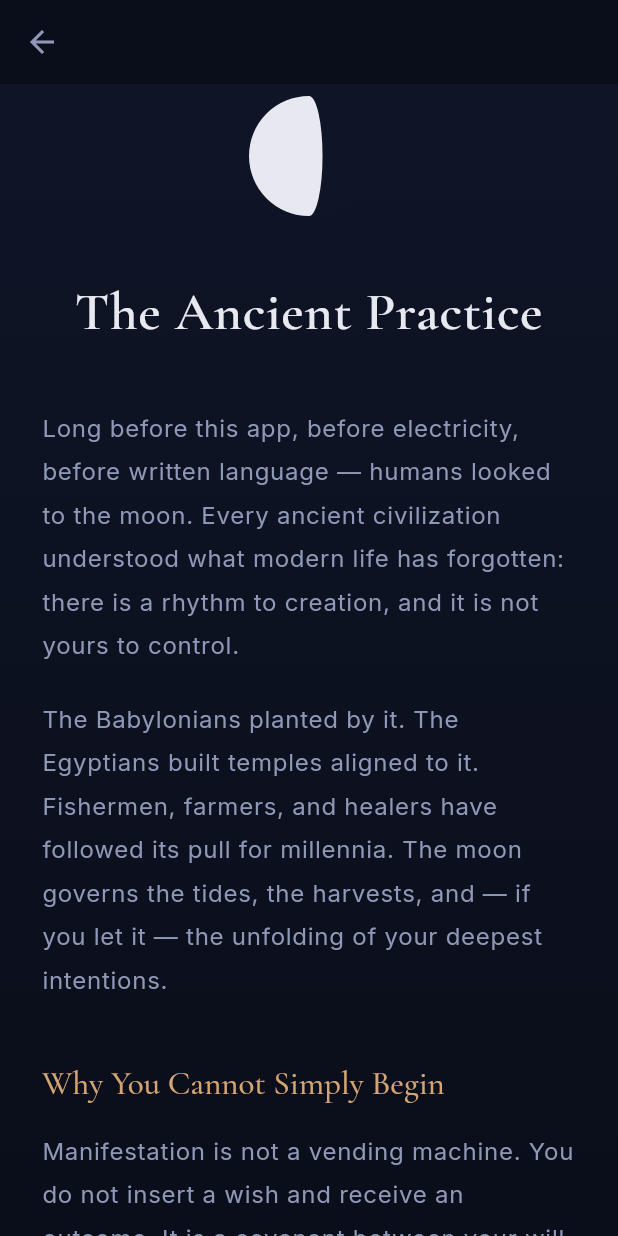
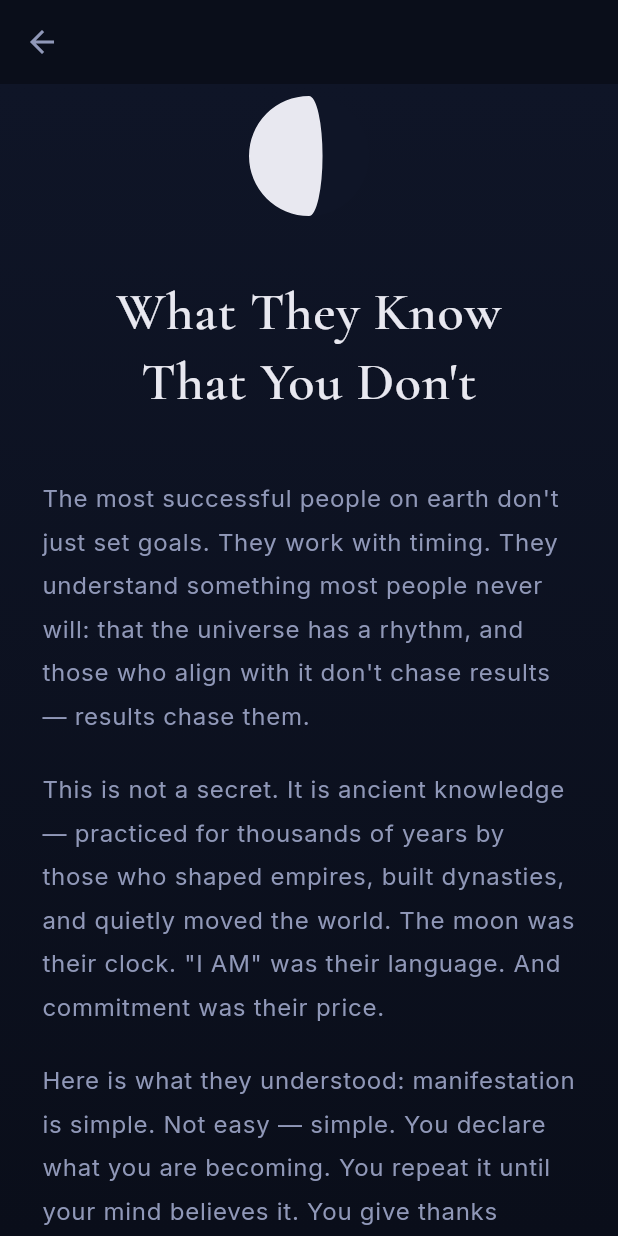
Before and after one commit to EMerdzhanov/MoonManifest, a Flutter app: the ManifestationPhilosophyScreen screen opened by its route, on a phone screen of 412 x 824 dp. Run offline on Flutter 3.47's test engine with Material 3 defaults, Android fonts, the phone set to English and light mode, and no system bars; our stand-ins replace file_picker, flutter_local_notifications, flutter_riverpod, flutter_secure_storage, go_router, share_plus and 3 more; missing offline and left inert: pointycastle; accounts and stored records are empty.

Commit message:
feat: rewrite philosophy page opening with elite knowledge hook and I AM focus

```diff
--- a/lib/ui/phases/waning/manifestation_philosophy_screen.dart
+++ b/lib/ui/phases/waning/manifestation_philosophy_screen.dart
@@ -60,7 +60,7 @@ class ManifestationPhilosophyScreen extends ConsumerWidget {
                   // Title
                   Center(
                     child: Text(
-                      'The Ancient Practice',
+                      'What They Know\nThat You Don\'t',
                       style:
                           Theme.of(context).textTheme.displayLarge?.copyWith(
                                 color: AppColors.textPrimary,
@@ -72,47 +72,70 @@ class ManifestationPhilosophyScreen extends ConsumerWidget {
 
                   const SizedBox(height: 40),
 
-                  // Section 1
+                  // Section 1 — The hook
                   _body(
                     context,
-                    'Long before this app, before electricity, before written language — '
-                    'humans looked to the moon. Every ancient civilization understood '
-                    'what modern life has forgotten: there is a rhythm to creation, '
-                    'and it is not yours to control.',
+                    'The most successful people on earth don\'t just set goals. '
+                    'They work with timing. They understand something most people '
+                    'never will: that the universe has a rhythm, and those who '
+                    'align with it don\'t chase results — results chase them.',
                   ),
 
                   const SizedBox(height: 20),
 
                   _body(
                     context,
-                    'The Babylonians planted by it. The Egyptians built temples aligned to it. '
-                    'Fishermen, farmers, and healers have followed its pull for millennia. '
-                    'The moon governs the tides, the harvests, and — if you let it — '
-                    'the unfolding of your deepest intentions.',
-                  ),
-
-                  const SizedBox(height: 40),
-
-                  // Section 2
-                  _heading(context, 'Why You Cannot Simply Begin'),
-
-                  const SizedBox(height: 16),
-
-                  _body(
-                    context,
-                    'Manifestation is not a vending machine. You do not insert a wish '
-                    'and receive an outcome. It is a covenant between your will and '
-                    'the forces that move beneath the surface of things.',
+                    'This is not a secret. It is ancient knowledge — practiced for '
+                    'thousands of years by those who shaped empires, built dynasties, '
+                    'and quietly moved the world. The moon was their clock. '
+                    '"I AM" was their language. And commitment was their price.',
                   ),
 
                   const SizedBox(height: 20),
 
                   _body(
                     context,
-                    'This covenant demands alignment. You would not plant seeds in winter '
-                    'and blame the earth for your empty harvest. In the same way, '
-                    'you cannot set intentions at any moment and expect the universe '
-                    'to rearrange itself on your schedule.',
+                    'Here is what they understood: manifestation is simple. '
+                    'Not easy — simple. You declare what you are becoming. '
+                    'You repeat it until your mind believes it. '
+                    'You give thanks before you see proof. '
+                    'And then you let go. Completely.',
+                  ),
+
+                  const SizedBox(height: 20),
+
+                  _body(
+                    context,
+                    'Most people fail because they won\'t commit to the process. '
+                    'They want the result without the discipline. They manifest '
+                    'for a day, check for signs, and quit when nothing happens by Tuesday. '
+                    'That is not manifestation. That is wishing.',
+                  ),
+
+                  const SizedBox(height: 40),
+
+                  // Section 2
+                  _heading(context, 'The Moon Is the Missing Piece'),
+
+                  const SizedBox(height: 16),
+
+                  _body(
+                    context,
+                    'You\'ve probably tried affirmations before. You\'ve probably said '
+                    '"I am abundant" in the mirror and felt nothing change. '
+                    'That\'s because you were speaking into dead air — no timing, '
+                    'no structure, no cosmic alignment behind your words.',
+                  ),
+
+                  const SizedBox(height: 20),
+
+                  _body(
+                    context,
+                    'The moon changes everything. It gives your practice a cycle — '
+                    'a beginning, a middle, a peak, and a release. When you set '
+                    'intentions at the new moon, you\'re not just writing wishes. '
+                    'You\'re planting seeds in the only soil that has been moving '
+                    'oceans since before humans existed.',
                   ),
 
                   const SizedBox(height: 20),
```
